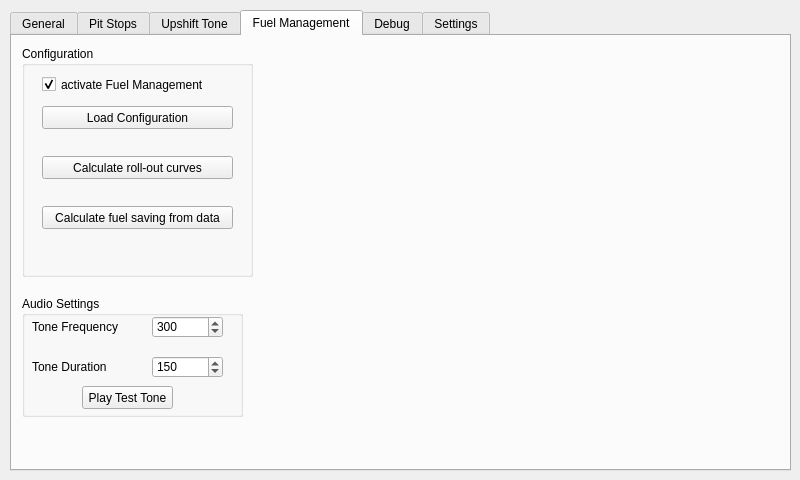
Qt form gui/iDDUgui.ui (MarcMatten/iDDU) before a commit.
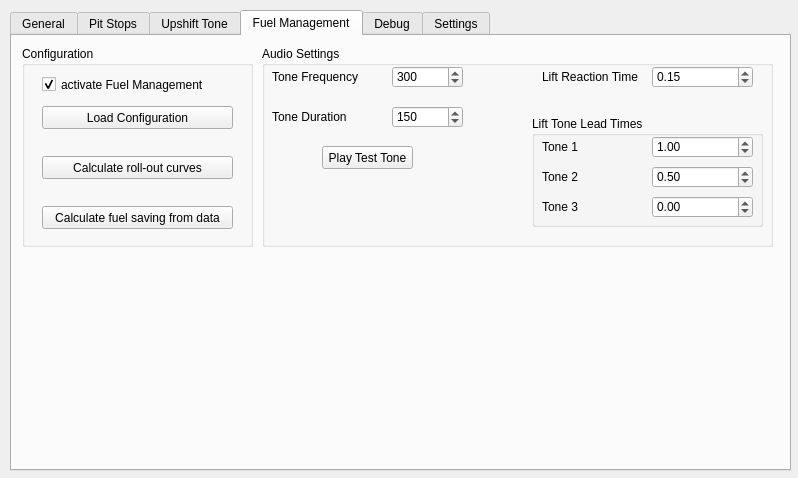
The same form after that commit. The open tabs and pages were chosen to show the change. Icons and pictures are not drawn.

Commit message: added GUI interface for lift tones and reaction time

The edit to the form file:
```diff
--- a/gui/iDDUgui.ui
+++ b/gui/iDDUgui.ui
@@ -6,8 +6,8 @@
    <rect>
     <x>0</x>
     <y>0</y>
-    <width>800</width>
-    <height>480</height>
+    <width>798</width>
+    <height>478</height>
    </rect>
   </property>
   <property name="windowTitle">
@@ -1380,7 +1380,7 @@
        <x>10</x>
        <y>10</y>
        <width>231</width>
-       <height>231</height>
+       <height>201</height>
       </rect>
      </property>
      <property name="title">
@@ -1445,10 +1445,10 @@
     <widget class="QGroupBox" name="groupBox_4">
      <property name="geometry">
       <rect>
-       <x>10</x>
-       <y>260</y>
-       <width>221</width>
-       <height>121</height>
+       <x>250</x>
+       <y>10</y>
+       <width>511</width>
+       <height>201</height>
       </rect>
      </property>
      <property name="title">
@@ -1458,7 +1458,7 @@
       <property name="geometry">
        <rect>
         <x>60</x>
-        <y>90</y>
+        <y>100</y>
         <width>91</width>
         <height>23</height>
        </rect>
@@ -1537,6 +1537,195 @@
        <string>Tone Duration</string>
       </property>
      </widget>
+     <widget class="QLabel" name="label_25">
+      <property name="geometry">
+       <rect>
+        <x>280</x>
+        <y>20</y>
+        <width>101</width>
+        <height>22</height>
+       </rect>
+      </property>
+      <property name="text">
+       <string>Lift Reaction Time</string>
+      </property>
+     </widget>
+     <widget class="QDoubleSpinBox" name="doubleSpinBox_tLiftReaction">
+      <property name="geometry">
+       <rect>
+        <x>390</x>
+        <y>20</y>
+        <width>101</width>
+        <height>22</height>
+       </rect>
+      </property>
+      <property name="prefix">
+       <string/>
+      </property>
+      <property name="suffix">
+       <string/>
+      </property>
+      <property name="decimals">
+       <number>2</number>
+      </property>
+      <property name="minimum">
+       <double>-2.000000000000000</double>
+      </property>
+      <property name="maximum">
+       <double>2.000000000000000</double>
+      </property>
+      <property name="singleStep">
+       <double>0.010000000000000</double>
+      </property>
+      <property name="value">
+       <double>0.150000000000000</double>
+      </property>
+     </widget>
+     <widget class="QGroupBox" name="groupBox_13">
+      <property name="geometry">
+       <rect>
+        <x>270</x>
+        <y>70</y>
+        <width>231</width>
+        <height>111</height>
+       </rect>
+      </property>
+      <property name="title">
+       <string>Lift Tone Lead Times</string>
+      </property>
+      <widget class="QDoubleSpinBox" name="doubleSpinBox_tLiftReaction1">
+       <property name="geometry">
+        <rect>
+         <x>120</x>
+         <y>20</y>
+         <width>101</width>
+         <height>22</height>
+        </rect>
+       </property>
+       <property name="prefix">
+        <string/>
+       </property>
+       <property name="suffix">
+        <string/>
+       </property>
+       <property name="decimals">
+        <number>2</number>
+       </property>
+       <property name="minimum">
+        <double>-3.000000000000000</double>
+       </property>
+       <property name="maximum">
+        <double>3.000000000000000</double>
+       </property>
+       <property name="singleStep">
+        <double>0.010000000000000</double>
+       </property>
+       <property name="value">
+        <double>1.000000000000000</double>
+       </property>
+      </widget>
+      <widget class="QDoubleSpinBox" name="doubleSpinBox_tLiftReaction3">
+       <property name="geometry">
+        <rect>
+         <x>120</x>
+         <y>80</y>
+         <width>101</width>
+         <height>22</height>
+        </rect>
+       </property>
+       <property name="prefix">
+        <string/>
+       </property>
+       <property name="suffix">
+        <string/>
+       </property>
+       <property name="decimals">
+        <number>2</number>
+       </property>
+       <property name="minimum">
+        <double>-3.000000000000000</double>
+       </property>
+       <property name="maximum">
+        <double>3.000000000000000</double>
+       </property>
+       <property name="singleStep">
+        <double>0.010000000000000</double>
+       </property>
+       <property name="value">
+        <double>0.000000000000000</double>
+       </property>
+      </widget>
+      <widget class="QDoubleSpinBox" name="doubleSpinBox_tLiftReaction2">
+       <property name="geometry">
+        <rect>
+         <x>120</x>
+         <y>50</y>
+         <width>101</width>
+         <height>22</height>
+        </rect>
+       </property>
+       <property name="prefix">
+        <string/>
+       </property>
+       <property name="suffix">
+        <string/>
+       </property>
+       <property name="decimals">
+        <number>2</number>
+       </property>
+       <property name="minimum">
+        <double>-3.000000000000000</double>
+       </property>
+       <property name="maximum">
+        <double>3.000000000000000</double>
+       </property>
+       <property name="singleStep">
+        <double>0.010000000000000</double>
+       </property>
+       <property name="value">
+        <double>0.500000000000000</double>
+       </property>
+      </widget>
+      <widget class="QLabel" name="label_28">
+       <property name="geometry">
+        <rect>
+         <x>10</x>
+         <y>80</y>
+         <width>101</width>
+         <height>22</height>
+        </rect>
+       </property>
+       <property name="text">
+        <string>Tone 3</string>
+       </property>
+      </widget>
+      <widget class="QLabel" name="label_27">
+       <property name="geometry">
+        <rect>
+         <x>10</x>
+         <y>50</y>
+         <width>101</width>
+         <height>22</height>
+        </rect>
+       </property>
+       <property name="text">
+        <string>Tone 2</string>
+       </property>
+      </widget>
+      <widget class="QLabel" name="label_26">
+       <property name="geometry">
+        <rect>
+         <x>10</x>
+         <y>20</y>
+         <width>101</width>
+         <height>22</height>
+        </rect>
+       </property>
+       <property name="text">
+        <string>Tone 1</string>
+       </property>
+      </widget>
+     </widget>
     </widget>
    </widget>
    <widget class="QWidget" name="tabDebug">
```
Left out of the diff: 2 changed lines with no effect on the pictures.
